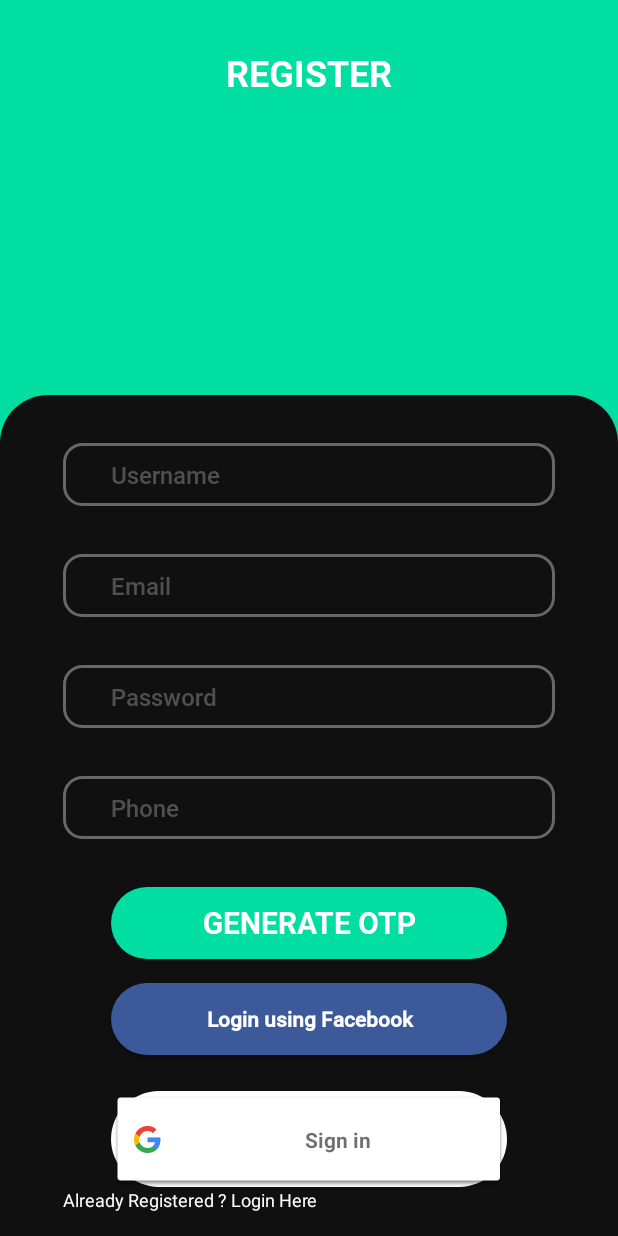
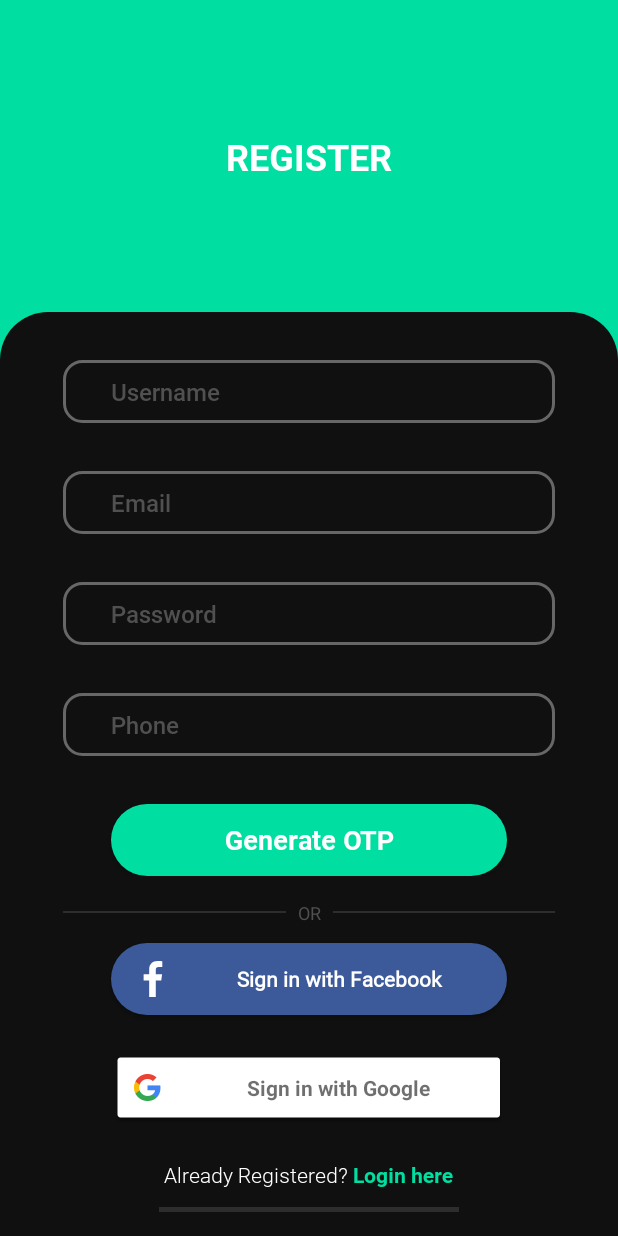
Before and after one commit to SAEapp/Bike_App, an Android app: the screen it shows after launch (Register), on a phone screen of 412 x 824 dp. Run offline under Robolectric (Android 15) with nearby library versions, the phone set to English and light mode, and no system bars; our stand-ins replace Firebase (no records; nobody signed in at launch, a user with empty details on screens opened directly); libraries missing offline, so code that uses them is left out: com.rilixtech.widget; 1 statement that could not run was skipped.

Commit message:
Completed Register activity (almost)

```diff
--- a/app/src/main/java/com/example/bikeapp/Register.java
+++ b/app/src/main/java/com/example/bikeapp/Register.java
@@ -48,7 +48,7 @@ public class Register extends AppCompatActivity {
     private Button mRegisterBtn,fbBtn;
     //private Button google_signinBtn;
     private GoogleSignInClient mgoogleSignInClient;
-    private TextView mLoginBtn,state;
+    private TextView mLoginBtn,state,alreadyReg,or;
     private FirebaseAuth fAuth;
     private FirebaseFirestore fStore;
     private String userID;
@@ -86,6 +86,8 @@ public class Register extends AppCompatActivity {
         fbBtn = findViewById(R.id.fbBtn);
         phnNo = findViewById(R.id.phnNo);
         mLoginBtn = findViewById(R.id.createText);
+        or = findViewById(R.id.or_text);
+        alreadyReg = findViewById(R.id.alreadyReg);
         fAuth = FirebaseAuth.getInstance();
         fStore = FirebaseFirestore.getInstance();
         codeEnter = findViewById(R.id.codeEnter);
@@ -95,7 +97,8 @@ public class Register extends AppCompatActivity {
 
         //google_signinBtn = (SignInButton)findViewById(R.id.google_signin);
         SignInButton signInButton = findViewById(R.id.google_signin);
-        signInButton.setSize(SignInButton.SIZE_STANDARD);
+        signInButton.setSize(SignInButton.SIZE_WIDE);
+        signInButton.setColorScheme(SignInButton.COLOR_LIGHT);
 
         waiting = new Dialog(Register.this);
         waiting.setContentView(R.layout.waiting_progressbar);
--- /dev/null
+++ b/app/src/main/res/drawable/ic_facebook_2.xml
@@ -0,0 +1,4 @@
+<vector android:height="24dp" android:viewportHeight="48"
+    android:viewportWidth="48" android:width="24dp" xmlns:android="http://schemas.android.com/apk/res/android">
+    <path android:fillColor="@color/white" android:pathData="M27.7,48V26.1h7.3l1.1,-8.5h-8.4v-5.4c0,-2.5 0.7,-4.2 4.2,-4.2l4.5,0V0.3C35.7,0.2 33,0 29.9,0c-6.5,0 -11,4 -11,11.3v6.3h-7.4v8.5h7.4V48L27.7,48L27.7,48z"/>
+</vector>
--- a/app/src/main/res/layout/activity_register.xml
+++ b/app/src/main/res/layout/activity_register.xml
@@ -101,10 +101,12 @@
             android:layout_marginStart="32dp"
             android:layout_marginEnd="32dp"
             android:background="@drawable/rounded_button"
+            android:gravity="center"
             android:fontFamily="@font/roboto_bold"
             android:text="Generate OTP"
+            android:textAllCaps="false"
             android:textColor="#FFFFFF"
-            android:textSize="20sp" />
+            android:textSize="18sp" />
 
     </LinearLayout>
 
@@ -118,11 +120,44 @@
         android:paddingStart="42dp"
         android:paddingTop="16dp"
         android:paddingEnd="42dp"
-        android:paddingBottom="16dp"
         app:layout_constraintBottom_toBottomOf="parent"
         app:layout_constraintEnd_toEndOf="parent"
         app:layout_constraintHorizontal_bias="0.0"
         app:layout_constraintStart_toStartOf="parent">
+
+        <LinearLayout
+            android:layout_width="wrap_content"
+            android:layout_height="wrap_content"
+            android:orientation="horizontal"
+            android:layout_gravity="center"
+            android:layout_marginBottom="12dp">
+
+            <View
+                android:layout_width="wrap_content"
+                android:layout_height="1dp"
+                android:background="?android:listDivider"
+                android:backgroundTint="@color/white"
+                android:layout_weight="0.33"
+                android:layout_gravity="center_vertical"/>
+
+            <TextView
+                android:id="@+id/or_text"
+                android:layout_width="wrap_content"
+                android:layout_height="wrap_content"
+                android:text="@string/or"
+                android:textColor="@color/colorInactiveText"
+                android:textSize="12sp"
+                android:layout_marginLeft="8dp"
+                android:layout_marginRight="8dp"
+                />
+            <View
+                android:layout_width="wrap_content"
+                android:layout_height="1dp"
+                android:background="?android:listDivider"
+                android:backgroundTint="@color/white"
+                android:layout_weight="0.33"
+                android:layout_gravity="center_vertical"/>
+        </LinearLayout>
 
         <Button
             android:id="@+id/fbBtn"
@@ -131,35 +166,63 @@
             android:layout_marginStart="32dp"
             android:layout_marginEnd="32dp"
             android:layout_marginBottom="24dp"
+            android:paddingLeft="16dp"
             android:background="@drawable/fb_rounded_button"
-            android:fontFamily="@font/roboto_medium"
-            android:text="Login using Facebook"
+            android:drawableStart="@drawable/ic_facebook_2"
+            android:fontFamily="@font/roboto_regular"
+            android:text="Sign in with Facebook"
             android:textAllCaps="false"
             android:textColor="#ffffff"
-            android:textStyle="bold"
-            tools:ignore="MissingConstraints"
-            tools:textSize="14sp" />
+            android:textSize="14sp"
+            android:textStyle="bold" />
 
         <com.google.android.gms.common.SignInButton
             android:id="@+id/google_signin"
             android:layout_width="match_parent"
-            android:layout_height="64dp"
+            android:layout_height="wrap_content"
             android:layout_marginStart="32dp"
             android:layout_marginEnd="32dp"
-            android:background="@drawable/google_rounded_button"
-            android:contextClickable="false"
+            android:contextClickable="true"
             android:tooltipText="Login with Google">
 
         </com.google.android.gms.common.SignInButton>
 
-        <TextView
-            android:id="@+id/createText"
+        <LinearLayout
             android:layout_width="wrap_content"
             android:layout_height="wrap_content"
-            android:text="@string/already_registered_login_here"
-            android:textColor="#ffffff"
-            android:textSize="12sp"
-            android:textStyle="normal" />
+            android:layout_gravity="center"
+            android:layout_marginTop="24dp">
+
+            <TextView
+                android:id="@+id/alreadyReg"
+                android:layout_width="wrap_content"
+                android:layout_height="wrap_content"
+                android:fontFamily="@font/roboto_light"
+                android:text="@string/already_registered"
+                android:textColor="#ffffff"
+                android:textSize="14sp" />
+
+            <TextView
+                android:id="@+id/createText"
+                android:layout_width="wrap_content"
+                android:layout_height="wrap_content"
+                android:fontFamily="@font/roboto_bold"
+                android:text="@string/login_here"
+                android:textColor="@color/colorPrimaryGreen"
+                android:textSize="14sp" />
+
+        </LinearLayout>
+
+        <View
+            android:layout_width="match_parent"
+            android:layout_height="3dp"
+            android:layout_marginStart="64dp"
+            android:layout_marginTop="12dp"
+            android:layout_marginEnd="64dp"
+            android:layout_marginBottom="16dp"
+            android:background="?android:listDivider"
+            android:backgroundTint="@color/white" />
+
 
     </androidx.appcompat.widget.LinearLayoutCompat>
 
@@ -167,8 +230,6 @@
         android:id="@+id/headerText"
         android:layout_width="wrap_content"
         android:layout_height="wrap_content"
-        android:layout_marginTop="32dp"
-        android:layout_marginBottom="35dp"
         android:fontFamily="@font/roboto_bold"
         android:text="REGISTER"
         android:textColor="#FFFFFF"
@@ -176,8 +237,7 @@
         app:layout_constraintBottom_toTopOf="@+id/linearLayout3"
         app:layout_constraintEnd_toEndOf="parent"
         app:layout_constraintStart_toStartOf="parent"
-        app:layout_constraintTop_toTopOf="parent"
-        app:layout_constraintVertical_bias="0.0" />
+        app:layout_constraintTop_toTopOf="parent" />
 
 
 </androidx.constraintlayout.widget.ConstraintLayout>
--- a/app/src/main/res/values/strings.xml
+++ b/app/src/main/res/values/strings.xml
@@ -9,8 +9,10 @@
     <string name="log_out">Log Out</string>
     <string name="phone_number">Phone Number</string>
     <string name="register">REGISTER</string>
-    <string name="already_registered_login_here">Already Registered ? Login Here</string>
+    <string name="already_registered">Already Registered?</string>
+    <string name="login_here">" "Login here</string>
     <string name="please_wait">Please Wait...</string>
+    <string name="or">OR</string>
 
     <string-array name="renting_hours">
         <item> 1 hour </item>
```
